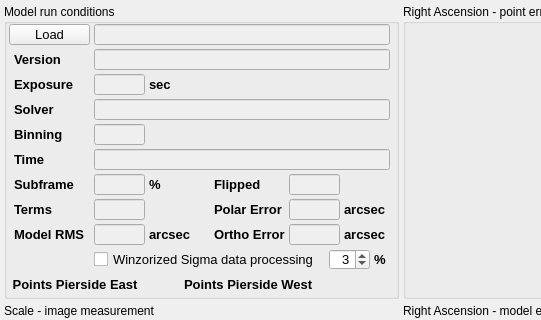
mworion/MountWizzard4, file mw4/gui/widgets/analyse.ui: the form before one commit; both pictures show x 0 to 541 and y 0 to 320 of the 1200 by 900 pixel window.
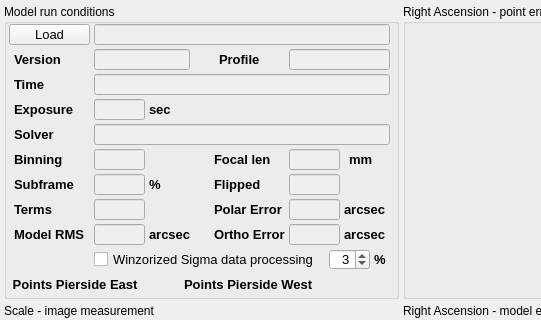
The form after the commit.

```diff
--- a/mw4/gui/widgets/analyse.ui
+++ b/mw4/gui/widgets/analyse.ui
@@ -332,7 +332,7 @@
       <property name="geometry">
        <rect>
         <x>90</x>
-        <y>70</y>
+        <y>95</y>
         <width>51</width>
         <height>21</height>
        </rect>
@@ -371,7 +371,7 @@
       <property name="geometry">
        <rect>
         <x>90</x>
-        <y>95</y>
+        <y>120</y>
         <width>296</width>
         <height>21</height>
        </rect>
@@ -410,7 +410,7 @@
       <property name="geometry">
        <rect>
         <x>90</x>
-        <y>120</y>
+        <y>145</y>
         <width>51</width>
         <height>21</height>
        </rect>
@@ -438,6 +438,9 @@
       <property name="text">
        <string/>
       </property>
+      <property name="alignment">
+       <set>Qt::AlignRight|Qt::AlignTrailing|Qt::AlignVCenter</set>
+      </property>
       <property name="readOnly">
        <bool>true</bool>
       </property>
@@ -449,7 +452,7 @@
       <property name="geometry">
        <rect>
         <x>90</x>
-        <y>145</y>
+        <y>70</y>
         <width>296</width>
         <height>21</height>
        </rect>
@@ -527,7 +530,7 @@
       <property name="geometry">
        <rect>
         <x>10</x>
-        <y>70</y>
+        <y>95</y>
         <width>76</width>
         <height>21</height>
        </rect>
@@ -547,7 +550,7 @@
       <property name="geometry">
        <rect>
         <x>10</x>
-        <y>95</y>
+        <y>120</y>
         <width>76</width>
         <height>21</height>
        </rect>
@@ -567,7 +570,7 @@
       <property name="geometry">
        <rect>
         <x>10</x>
-        <y>120</y>
+        <y>145</y>
         <width>76</width>
         <height>21</height>
        </rect>
@@ -587,7 +590,7 @@
       <property name="geometry">
        <rect>
         <x>10</x>
-        <y>145</y>
+        <y>70</y>
         <width>76</width>
         <height>21</height>
        </rect>
@@ -1085,7 +1088,7 @@
       <property name="geometry">
        <rect>
         <x>145</x>
-        <y>70</y>
+        <y>95</y>
         <width>46</width>
         <height>21</height>
        </rect>
@@ -1132,7 +1135,7 @@
        <rect>
         <x>90</x>
         <y>45</y>
-        <width>296</width>
+        <width>96</width>
         <height>21</height>
        </rect>
       </property>
@@ -1203,6 +1206,147 @@
        <string>%</string>
       </property>
      </widget>
+     <widget class="QLineEdit" name="profile">
+      <property name="enabled">
+       <bool>false</bool>
+      </property>
+      <property name="geometry">
+       <rect>
+        <x>285</x>
+        <y>45</y>
+        <width>101</width>
+        <height>21</height>
+       </rect>
+      </property>
+      <property name="font">
+       <font>
+        <family>Courier</family>
+        <pointsize>10</pointsize>
+        <weight>50</weight>
+        <bold>false</bold>
+       </font>
+      </property>
+      <property name="mouseTracking">
+       <bool>false</bool>
+      </property>
+      <property name="acceptDrops">
+       <bool>false</bool>
+      </property>
+      <property name="toolTip">
+       <string>Name of Model Points file, where the data is stored. </string>
+      </property>
+      <property name="layoutDirection">
+       <enum>Qt::RightToLeft</enum>
+      </property>
+      <property name="text">
+       <string/>
+      </property>
+      <property name="readOnly">
+       <bool>true</bool>
+      </property>
+     </widget>
+     <widget class="QLabel" name="label_18">
+      <property name="geometry">
+       <rect>
+        <x>215</x>
+        <y>45</y>
+        <width>46</width>
+        <height>21</height>
+       </rect>
+      </property>
+      <property name="font">
+       <font>
+        <pointsize>10</pointsize>
+        <weight>75</weight>
+        <bold>true</bold>
+       </font>
+      </property>
+      <property name="text">
+       <string>Profile</string>
+      </property>
+     </widget>
+     <widget class="QLabel" name="label_19">
+      <property name="geometry">
+       <rect>
+        <x>210</x>
+        <y>145</y>
+        <width>66</width>
+        <height>21</height>
+       </rect>
+      </property>
+      <property name="font">
+       <font>
+        <pointsize>10</pointsize>
+        <weight>75</weight>
+        <bold>true</bold>
+       </font>
+      </property>
+      <property name="text">
+       <string>Focal len</string>
+      </property>
+     </widget>
+     <widget class="QLineEdit" name="focalLength">
+      <property name="enabled">
+       <bool>false</bool>
+      </property>
+      <property name="geometry">
+       <rect>
+        <x>285</x>
+        <y>145</y>
+        <width>51</width>
+        <height>21</height>
+       </rect>
+      </property>
+      <property name="font">
+       <font>
+        <family>Courier</family>
+        <pointsize>10</pointsize>
+        <weight>50</weight>
+        <bold>false</bold>
+       </font>
+      </property>
+      <property name="mouseTracking">
+       <bool>false</bool>
+      </property>
+      <property name="acceptDrops">
+       <bool>false</bool>
+      </property>
+      <property name="toolTip">
+       <string>Name of Model Points file, where the data is stored. </string>
+      </property>
+      <property name="layoutDirection">
+       <enum>Qt::RightToLeft</enum>
+      </property>
+      <property name="text">
+       <string/>
+      </property>
+      <property name="alignment">
+       <set>Qt::AlignRight|Qt::AlignTrailing|Qt::AlignVCenter</set>
+      </property>
+      <property name="readOnly">
+       <bool>true</bool>
+      </property>
+     </widget>
+     <widget class="QLabel" name="label_20">
+      <property name="geometry">
+       <rect>
+        <x>345</x>
+        <y>145</y>
+        <width>46</width>
+        <height>21</height>
+       </rect>
+      </property>
+      <property name="font">
+       <font>
+        <pointsize>10</pointsize>
+        <weight>75</weight>
+        <bold>true</bold>
+       </font>
+      </property>
+      <property name="text">
+       <string>mm</string>
+      </property>
+     </widget>
     </widget>
    </item>
    <item row="0" column="2">
```
